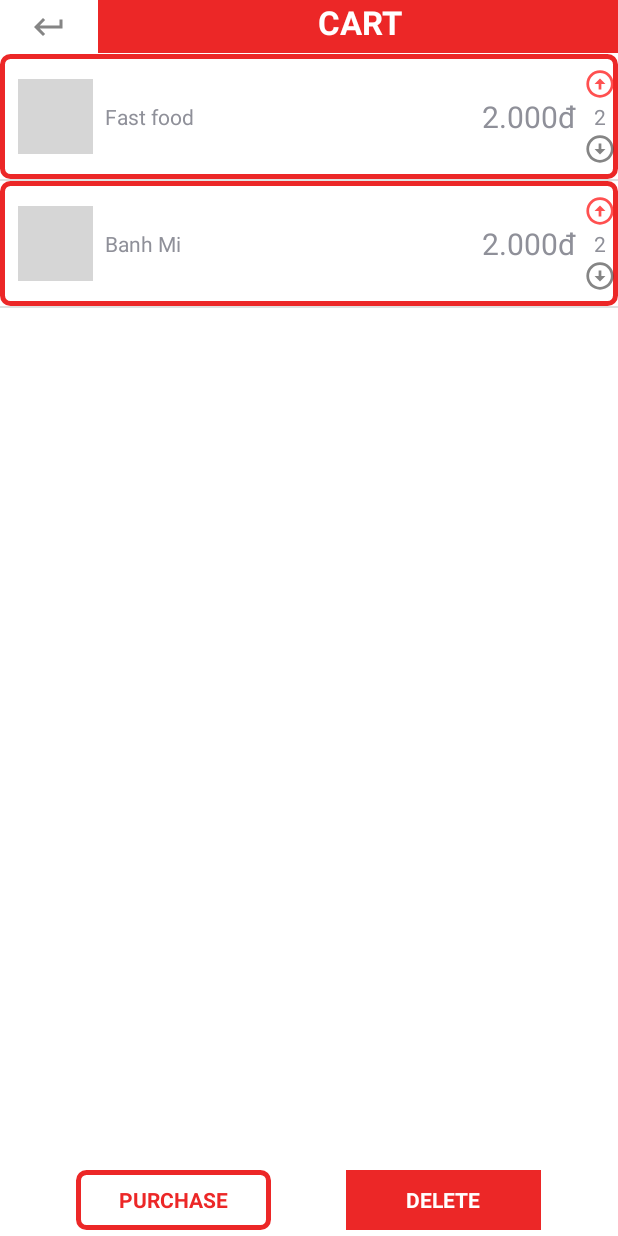
After one commit to tuong-student/Foody2, an Android app: the CartView screen opened directly, with no data from a screen before it, on a phone screen of 412 x 824 dp. The commit adds this screen. Run offline under Robolectric (Android 15) with nearby library versions, the phone set to English and light mode, and no system bars; network calls fail; pictures from the network do not load; grey boxes are pictures that could not be loaded.

Commit message:
added cart_row and demo

```diff
--- a/app/src/main/AndroidManifest.xml
+++ b/app/src/main/AndroidManifest.xml
@@ -23,7 +23,7 @@
             </intent-filter>
         </activity>
         <activity
-            android:name=".User.UserCartView"
+            android:name=".Cart.CartView"
             android:exported="false" />
         <activity
             android:name=".User.UserAccountInfo"
--- /dev/null
+++ b/app/src/main/java/hcmute/spkt/mssv19110066/nguyenthanhtuong/foody2/Cart/CartAdapter.java
@@ -0,0 +1,74 @@
+package hcmute.spkt.mssv19110066.nguyenthanhtuong.foody2.Cart;
+
+import android.content.Context;
+import android.graphics.Bitmap;
+import android.view.LayoutInflater;
+import android.view.View;
+import android.view.ViewGroup;
+import android.widget.BaseAdapter;
+import android.widget.ImageView;
+import android.widget.TextView;
+
+import com.bumptech.glide.Glide;
+
+import java.util.List;
+
+import hcmute.spkt.mssv19110066.nguyenthanhtuong.foody2.R;
+
+public class CartAdapter extends BaseAdapter {
+    private Context context;
+    private int layout;
+    private List<CartItem> cartItemList;
+
+    public CartAdapter(Context context, int layout, List<CartItem> cartItemList) {
+        this.context = context;
+        this.layout = layout;
+        this.cartItemList = cartItemList;
+    }
+
+    @Override
+    public int getCount() {
+        return cartItemList.size();
+    }
+
+    @Override
+    public Object getItem(int i) {
+        return null;
+    }
+
+    @Override
+    public long getItemId(int i) {
+        return 0;
+    }
+
+    private static class ViewHolder{
+        ImageView image;
+        TextView foodName, price, quantity;
+    }
+
+    @Override
+    public View getView(int i, View view, ViewGroup viewGroup) {
+        ViewHolder holder;
+        if(view == null){
+            holder = new ViewHolder();
+            LayoutInflater inflater = (LayoutInflater) context.getSystemService(Context.LAYOUT_INFLATER_SERVICE);
+            view = inflater.inflate(layout, null);
+            holder.image = view.findViewById(R.id.cart_row_image);
+            holder.foodName = view.findViewById(R.id.cart_row_foodName);
+            holder.price = view.findViewById(R.id.cart_row_price);
+            holder.quantity = view.findViewById(R.id.cart_row_numQuantity);
+            view.setTag(holder);
+        }else {
+            holder = (ViewHolder) view.getTag();
+        }
+
+        //Gán dữ liệu
+        CartItem item = cartItemList.get(i);
+        Glide.with(context).load(item.getPhotoURL()).into(holder.image);
+        holder.foodName.setText(item.getFoodName());
+        holder.price.setText(item.getPrice() + "00đ");
+        holder.quantity.setText(String.valueOf(item.getQuantity()));
+
+        return view;
+    }
+}
--- /dev/null
+++ b/app/src/main/java/hcmute/spkt/mssv19110066/nguyenthanhtuong/foody2/Cart/CartItem.java
@@ -0,0 +1,57 @@
+package hcmute.spkt.mssv19110066.nguyenthanhtuong.foody2.Cart;
+
+public class CartItem {
+    private int Id;
+    private String photoURL;
+    private String foodName;
+    private float Price;
+    private int quantity;
+
+    public CartItem(int id, String photoURL, String foodName, float price, int quantity) {
+        Id = id;
+        this.photoURL = photoURL;
+        this.foodName = foodName;
+        Price = price;
+        this.quantity = quantity;
+    }
+
+    public int getId() {
+        return Id;
+    }
+
+    public void setId(int id) {
+        Id = id;
+    }
+
+    public String getPhotoURL() {
+        return photoURL;
+    }
+
+    public void setPhotoURL(String photoURL) {
+        this.photoURL = photoURL;
+    }
+
+    public String getFoodName() {
+        return foodName;
+    }
+
+    public void setFoodName(String foodName) {
+        this.foodName = foodName;
+    }
+
+    public float getPrice() {
+        return Price;
+    }
+
+    public void setPrice(float price) {
+        Price = price;
+    }
+
+    public int getQuantity() {
+        return quantity;
+    }
+
+    public void setQuantity(int quantity) {
+        this.quantity = quantity;
+    }
+}
--- /dev/null
+++ b/app/src/main/java/hcmute/spkt/mssv19110066/nguyenthanhtuong/foody2/Cart/CartView.java
@@ -0,0 +1,45 @@
+package hcmute.spkt.mssv19110066.nguyenthanhtuong.foody2.Cart;
+
+import android.os.Bundle;
+import android.widget.ListView;
+
+import androidx.annotation.Nullable;
+import androidx.appcompat.app.AppCompatActivity;
+
+import java.util.ArrayList;
+
+import hcmute.spkt.mssv19110066.nguyenthanhtuong.foody2.R;
+
+public class CartView extends AppCompatActivity {
+    CartAdapter adapter;
+    ArrayList<CartItem> cartItemArrayList;
+    ListView lvCart;
+
+    @Override
+    protected void onCreate(@Nullable Bundle savedInstanceState) {
+        super.onCreate(savedInstanceState);
+        setContentView(R.layout.cart_view);
+
+        cartItemArrayList = new ArrayList<>();
+        adapter = new CartAdapter(getApplicationContext(), R.layout.cart_row, cartItemArrayList);
+        lvCart = findViewById(R.id.lvCart);
+
+        //Set data
+        //TODO: Mày dựa vào cái này mà thêm dữ liệu vào cartItemArrayList từ DB
+        String photoURL = "https://food.fnr.sndimg.com/content/dam/images/food/products/2022/3/11/rx_goldbelly-clinton-street-diner-zeus-burger.jpg.rend.hgtvcom.406.305.suffix/1647019464547.jpeg";
+        cartItemArrayList.add(new CartItem(1, photoURL ,"Fast food", 2, 2));
+        photoURL = "https://cdn.tgdd.vn/2021/05/CookRecipe/Avatar/banh-mi-thit-bo-nuong-thumbnail-1.jpg";
+        cartItemArrayList.add(new CartItem(1, photoURL ,"Banh Mi", 2, 2));
+
+        lvCart.setAdapter(adapter);
+
+        findViewById(R.id.returnBtn).setOnClickListener(view -> {
+            finish();
+        });
+    }
+
+    //TODO: Tạo thêm 1 hàm LoadData() từ DataBase
+    public void LoadData(){
+
+    }
+}
--- /dev/null
+++ b/app/src/main/java/hcmute/spkt/mssv19110066/nguyenthanhtuong/foody2/Home/Store_fragment.java
@@ -0,0 +1,25 @@
+package hcmute.spkt.mssv19110066.nguyenthanhtuong.foody2.Home;
+
+import android.os.Bundle;
+
+import androidx.fragment.app.Fragment;
+
+import android.view.LayoutInflater;
+import android.view.View;
+import android.view.ViewGroup;
+
+import hcmute.spkt.mssv19110066.nguyenthanhtuong.foody2.R;
+
+public class Store_fragment extends Fragment {
+    View view;
+
+    @Override
+    public View onCreateView(LayoutInflater inflater, ViewGroup container, Bundle savedInstanceState) {
+        view = inflater.inflate(R.layout.fragment_store_fragment, container, false);
+
+
+
+        // Inflate the layout for this fragment
+        return view;
+    }
+}
--- a/app/src/main/java/hcmute/spkt/mssv19110066/nguyenthanhtuong/foody2/User/UserCartView.java
+++ /dev/null
@@ -1,20 +0,0 @@
-package hcmute.spkt.mssv19110066.nguyenthanhtuong.foody2.User;
-
-import android.os.Bundle;
-
-import androidx.annotation.Nullable;
-import androidx.appcompat.app.AppCompatActivity;
-
-import hcmute.spkt.mssv19110066.nguyenthanhtuong.foody2.R;
-
-public class UserCartView extends AppCompatActivity {
-    @Override
-    protected void onCreate(@Nullable Bundle savedInstanceState) {
-        super.onCreate(savedInstanceState);
-        setContentView(R.layout.user_cart);
-
-        findViewById(R.id.returnBtn).setOnClickListener(view -> {
-            finish();
-        });
-    }
-}
--- a/app/src/main/java/hcmute/spkt/mssv19110066/nguyenthanhtuong/foody2/User/User_fragment.java
+++ b/app/src/main/java/hcmute/spkt/mssv19110066/nguyenthanhtuong/foody2/User/User_fragment.java
@@ -9,6 +9,7 @@ import android.view.LayoutInflater;
 import android.view.View;
 import android.view.ViewGroup;
 
+import hcmute.spkt.mssv19110066.nguyenthanhtuong.foody2.Cart.CartView;
 import hcmute.spkt.mssv19110066.nguyenthanhtuong.foody2.R;
 
 public class User_fragment extends Fragment {
@@ -28,7 +29,7 @@ public class User_fragment extends Fragment {
         });
 
         view.findViewById(R.id.btn_cart).setOnClickListener(view ->{
-            Intent intent2 = new Intent(this.getContext(), UserCartView.class);
+            Intent intent2 = new Intent(this.getContext(), CartView.class);
             startActivity(intent2);
         });
         //endregion
--- /dev/null
+++ b/app/src/main/res/layout/cart_row.xml
@@ -0,0 +1,69 @@
+<?xml version="1.0" encoding="utf-8"?>
+<LinearLayout xmlns:android="http://schemas.android.com/apk/res/android"
+    android:layout_width="match_parent"
+    android:layout_height="match_parent"
+    android:layout_margin="8dp"
+    android:background="@drawable/border"
+    android:gravity="center_vertical"
+    android:paddingStart="8dp"
+    android:paddingVertical="8dp">
+
+    <LinearLayout
+        android:layout_width="match_parent"
+        android:layout_height="wrap_content"
+        android:gravity="center_vertical">
+
+        <ImageView
+            android:id="@+id/cart_row_image"
+            android:layout_width="50dp"
+            android:layout_height="50dp"
+            android:layout_margin="4dp"
+            android:src="@drawable/bread_vn" />
+
+        <TextView
+            android:id="@+id/cart_row_foodName"
+            android:layout_width="wrap_content"
+            android:layout_height="wrap_content"
+            android:layout_margin="4dp"
+            android:layout_weight="6"
+            android:text="Bánh Mì Việt Nam" />
+
+        <TextView
+            android:id="@+id/cart_row_price"
+            android:layout_width="wrap_content"
+            android:layout_height="wrap_content"
+            android:layout_margin="4dp"
+            android:text="12.000đ"
+            android:textSize="20dp" />
+
+        <LinearLayout
+            android:layout_width="wrap_content"
+            android:layout_height="wrap_content"
+            android:orientation="vertical"
+            android:gravity="center">
+
+            <ImageButton
+                android:id="@+id/cart_row_btn_arrow_up"
+                android:layout_width="wrap_content"
+                android:layout_height="wrap_content"
+                android:background="#00000000"
+                android:src="@drawable/ic_action_arrow_up" />
+
+            <TextView
+                android:id="@+id/cart_row_numQuantity"
+                android:layout_width="wrap_content"
+                android:layout_height="wrap_content"
+                android:layout_weight="2"
+                android:gravity="center"
+                android:text="1" />
+
+            <ImageButton
+                android:id="@+id/cart_row_btn_arrow_down"
+                android:layout_width="wrap_content"
+                android:layout_height="wrap_content"
+                android:background="#00000000"
+                android:src="@drawable/ic_action_arrow_down" />
+        </LinearLayout>
+    </LinearLayout>
+
+</LinearLayout>
--- a/app/src/main/res/layout/user_cart.xml
+++ b/app/src/main/res/layout/cart_view.xml
@@ -39,27 +39,28 @@
         android:id="@+id/cart_btn_zone"
         android:layout_width="match_parent"
         android:layout_height="wrap_content"
-        android:gravity="center_horizontal">
+        android:gravity="center_horizontal"
+        android:layout_marginBottom="4dp">
 
         <TextView
             android:layout_width="130dp"
             android:layout_height="40dp"
+            android:layout_marginRight="50dp"
+            android:background="@drawable/border"
+            android:clickable="true"
+            android:gravity="center"
             android:text="PURCHASE"
-            android:layout_marginRight="50dp"
             android:textColor="@color/main"
-            android:textStyle="bold"
-            android:gravity="center"
-            android:background="@drawable/border"
-            android:clickable="true"/>
+            android:textStyle="bold" />
 
         <TextView
             android:layout_width="130dp"
             android:layout_height="40dp"
+            android:background="@color/main"
+            android:gravity="center"
             android:text="DELETE"
             android:textColor="@color/white"
-            android:textStyle="bold"
-            android:gravity="center"
-            android:background="@color/main"/>
+            android:textStyle="bold" />
     </LinearLayout>
 
 </LinearLayout>
--- /dev/null
+++ b/app/src/main/res/layout/food_row.xml
@@ -0,0 +1,10 @@
+<?xml version="1.0" encoding="utf-8"?>
+<LinearLayout
+    xmlns:android="http://schemas.android.com/apk/res/android"
+    android:layout_width="match_parent"
+    android:layout_height="match_parent"
+    android:orientation="vertical">
+
+
+
+</LinearLayout>
--- /dev/null
+++ b/app/src/main/res/layout/fragment_store_fragment.xml
@@ -0,0 +1,14 @@
+<?xml version="1.0" encoding="utf-8"?>
+<FrameLayout xmlns:android="http://schemas.android.com/apk/res/android"
+    xmlns:tools="http://schemas.android.com/tools"
+    android:layout_width="match_parent"
+    android:layout_height="match_parent"
+    tools:context=".Home.Store_fragment">
+
+
+    <ImageView
+        android:layout_width="wrap_content"
+        android:layout_height="200dp"
+        android:src="@drawable/bread_vn"/>
+
+</FrameLayout>
```
